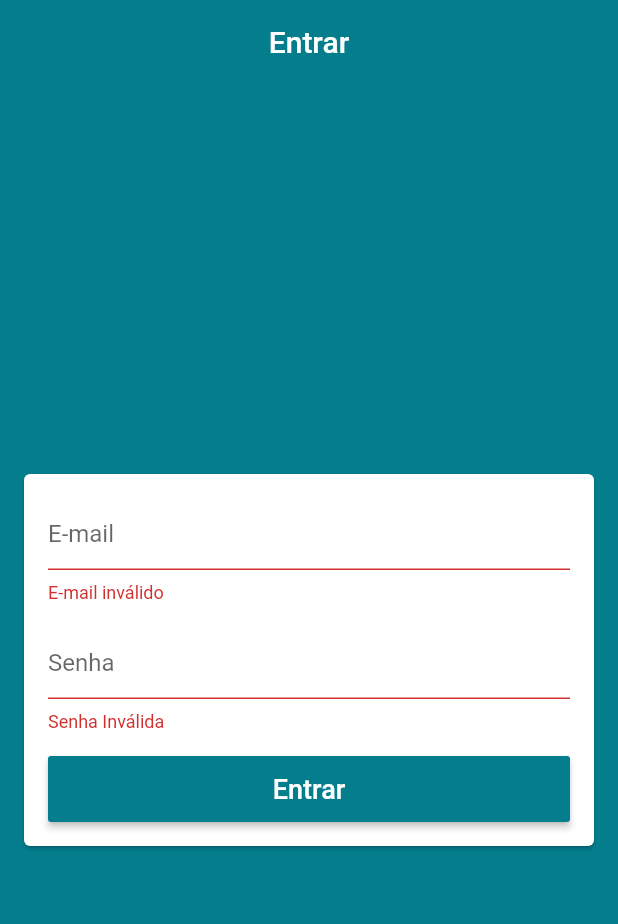
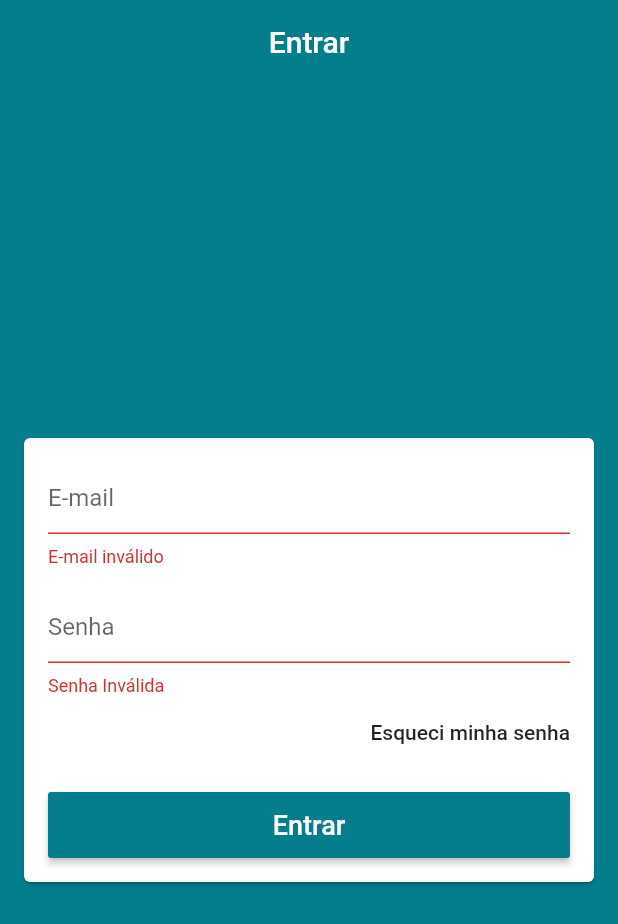
Before and after one commit to madurohomero/loja_virtual, a Flutter app: the screen it shows after launch, after a tap on "Entrar", on a phone screen of 412 x 824 dp. Shown: the top 924 px of the screen. Run offline on Flutter 3.47's test engine with Material 2 defaults, Android fonts, the phone set to English and light mode, and no system bars; our stand-ins replace firebase_auth; accounts and stored records are empty.

Commit message:
Acessando login

```diff
--- a/lib/models/page_manager.dart
+++ b/lib/models/page_manager.dart
@@ -3,7 +3,7 @@ import 'package:flutter/cupertino.dart';
 class PageManager {
   PageManager(this._pageController);
 
-  PageController _pageController;
+  final PageController _pageController;
   int page = 0;
 
   void setPage(int value) {
--- a/lib/models/user_manager.dart
+++ b/lib/models/user_manager.dart
@@ -6,12 +6,14 @@ import 'package:loja_virtual/models/user.dart';
 
 class UserManager extends ChangeNotifier {
   final FirebaseAuth auth = FirebaseAuth.instance;
-  bool loading = false;
-
+  bool _loading = false;
+  bool get loading => _loading;
   Future<void> signIn({User user, Function onFail, Function onSuccess}) async {
+    setLoading(true);
     try {
       final AuthResult result = await auth.signInWithEmailAndPassword(
           email: user.email, password: user.password);
+      // await Future.delayed(Duration(seconds: 4));
       onSuccess();
     } on PlatformException catch (e) {
       onFail(getErrorString(e.code));
@@ -20,6 +22,6 @@ class UserManager extends ChangeNotifier {
   }
 
   void setLoading(bool value) {
-    loading = value;
+    _loading = value;
   }
 }
--- a/lib/screens/login/login_screen.dart
+++ b/lib/screens/login/login_screen.dart
@@ -23,13 +23,14 @@ class LoginScreen extends StatelessWidget {
           child: Form(
             key: formKey,
             child: Consumer<UserManager>(
-              builder: (_, userManager, __) {
+              builder: (_, userManager, child) {
                 return ListView(
                   padding: const EdgeInsets.all(16),
                   shrinkWrap: true,
                   children: <Widget>[
                     TextFormField(
                       controller: emailController,
+                      enabled: !userManager.loading,
                       decoration: const InputDecoration(hintText: 'E-mail'),
                       keyboardType: TextInputType.emailAddress,
                       autocorrect: false,
@@ -43,6 +44,7 @@ class LoginScreen extends StatelessWidget {
                     ),
                     TextFormField(
                       controller: passController,
+                      enabled: !userManager.loading,
                       decoration: const InputDecoration(hintText: 'Senha'),
                       autocorrect: false,
                       obscureText: true,
@@ -52,15 +54,18 @@ class LoginScreen extends StatelessWidget {
                         return null;
                       },
                     ),
+                    child,
                     const SizedBox(
                       height: 16,
                     ),
                     SizedBox(
                       height: 44,
                       child: RaisedButton(
-                        onPressed: () {
+                        onPressed: userManager.loading
+                            ? null
+                            : () {
                                 if (formKey.currentState.validate()) {
-                            context.read<UserManager>().signIn(
+                                  userManager.signIn(
                                       user: User(
                                           email: emailController.text,
                                           password: passController.text),
@@ -77,8 +82,15 @@ class LoginScreen extends StatelessWidget {
                                 }
                               },
                         color: Theme.of(context).primaryColor,
+                        disabledColor:
+                            Theme.of(context).primaryColor.withAlpha(100),
                         textColor: Colors.white,
-                        child: Text(
+                        child: userManager.loading
+                            ? CircularProgressIndicator(
+                                valueColor:
+                                    AlwaysStoppedAnimation(Colors.white),
+                              )
+                            : const Text(
                                 'Entrar',
                                 style: TextStyle(fontSize: 18),
                               ),
```
Also changed, not shown: pubspec.lock. Lines whose indentation alone changed are shown as unchanged.
